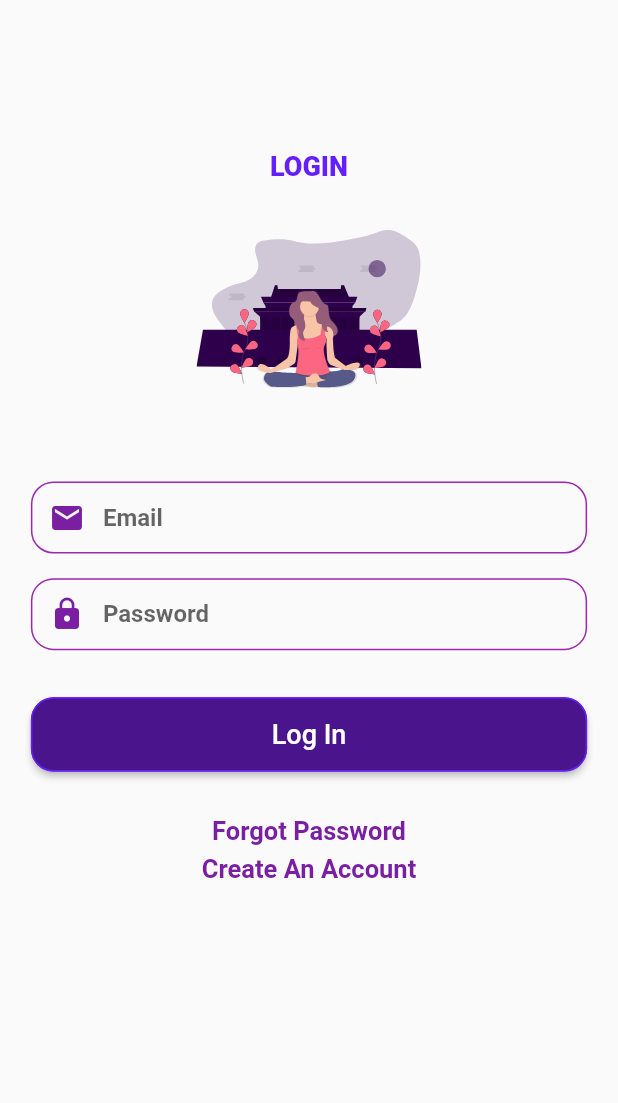
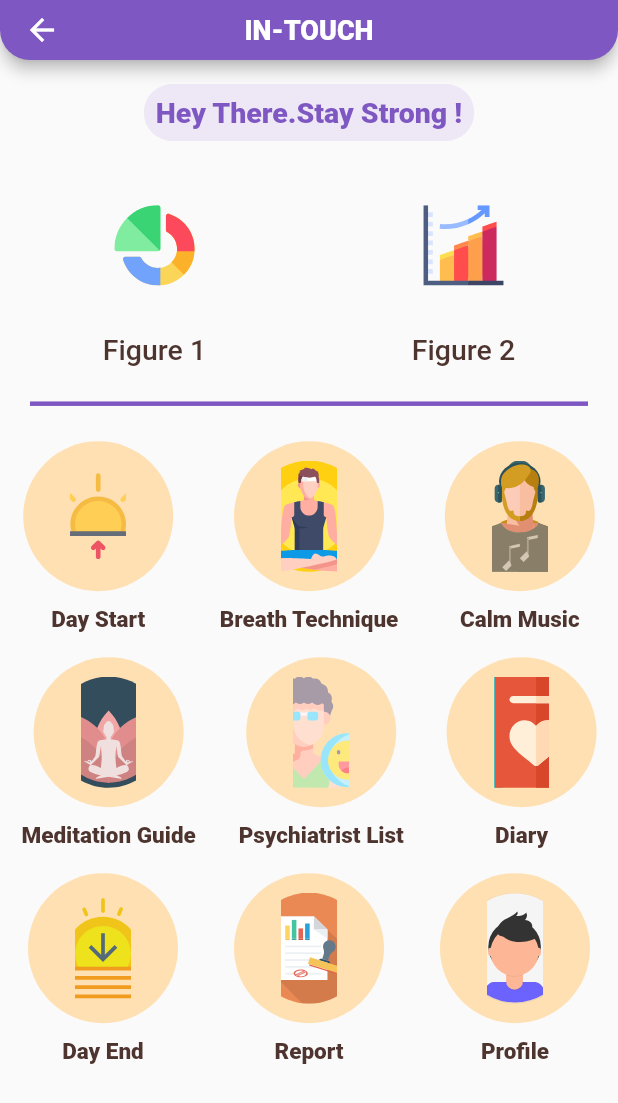
Before and after one commit to InTouch-Mental-Health-Care-App/In-Touch, a Flutter app: the screen it shows after launch, after a tap on "Log In", on a phone screen of 412 x 824 dp. Shown: the top 1103 px of the screen. Run offline on Flutter 3.47's test engine with Material 2 defaults, Android fonts, the phone set to English and light mode, and no system bars; our stand-ins replace datetime_picker_formfield, flutter_svg; missing offline and left inert: flutter_dropdown.

Commit message:
HomePage UI

```diff
--- a/lib/main.dart
+++ b/lib/main.dart
@@ -18,6 +18,7 @@ class MyApp extends StatelessWidget {
           '/': (context) => LoginScreen(),
           '/ForgotPassword' : (context) => ForgotPasswordScreen(),
           '/CreateAccount' : (context) => SignUpScreen(),
+          '/Home' : (context) => HomeScreen(),
         },
         );
   }
--- /dev/null
+++ b/lib/screens/home_screen.dart
@@ -0,0 +1,220 @@
+import 'package:flutter/material.dart';
+import 'package:flutter_svg/flutter_svg.dart';
+
+class HomeScreen extends StatelessWidget {
+  @override
+  Widget build(BuildContext context) {
+    return Scaffold(
+      appBar: PreferredSize(
+        preferredSize: Size.fromHeight(40),
+        child: AppBar(
+          shape: RoundedRectangleBorder(
+              borderRadius: BorderRadius.only(
+                  bottomLeft: Radius.circular(20),
+                  bottomRight: Radius.circular(20))),
+          title: Text(
+            "IN-TOUCH",
+            style: TextStyle(fontSize: 18, fontWeight: FontWeight.w900),
+          ),
+          backgroundColor: Colors.deepPurple[400],
+          centerTitle: true,
+        ),
+      ),
+      body: SingleChildScrollView(
+        child: Container(
+          child: Column(
+            children: [
+              Divider(
+                color: Colors.transparent,
+              ),
+              Container(
+                padding: EdgeInsets.all(8),
+                decoration: BoxDecoration(
+                    color: Colors.deepPurple[50],
+                    borderRadius: BorderRadius.circular(20)),
+                child: Text(
+                  "Hey There.Stay Strong !",
+                  style: TextStyle(
+                      fontSize: 19,
+                      fontWeight: FontWeight.w900,
+                      color: Colors.deepPurple[400]),
+                ),
+              ),
+              Divider(
+                color: Colors.transparent,
+              ),
+              Row(
+                mainAxisAlignment: MainAxisAlignment.spaceAround,
+                children: [
+                  Column(
+                    children: [
+                      SvgPicture.asset(
+                        "assets/images/Piechart.svg",
+                        height: MediaQuery.of(context).size.height * 0.13,
+                        width: MediaQuery.of(context).size.width * 0.13,
+                      ),
+                      SizedBox(
+                        height: 5,
+                      ),
+                      Text(
+                        "Figure 1",
+                        style: TextStyle(
+                            fontSize: 19,
+                            fontWeight: FontWeight.w500,
+                            color: Colors.brown[800]),
+                      ),
+                    ],
+                  ),
+                  Column(
+                    children: [
+                      SvgPicture.asset(
+                        "assets/images/Barchart.svg",
+                        height: MediaQuery.of(context).size.height * 0.13,
+                        width: MediaQuery.of(context).size.width * 0.13,
+                      ),
+                      SizedBox(
+                        height: 5,
+                      ),
+                      Text(
+                        "Figure 2",
+                        style: TextStyle(
+                            fontSize: 19,
+                            fontWeight: FontWeight.w500,
+                            color: Colors.brown[800]),
+                      ),
+                    ],
+                  ),
+                ],
+              ),
+              Divider(
+                color: Colors.deepPurple[400],
+                thickness: 3,
+                indent: 20,
+                endIndent: 20,
+                height: 50,
+              ),
+              Row(
+                mainAxisAlignment: MainAxisAlignment.spaceAround,
+                children: [
+                  GestureDetector(
+                    onTap: () {},
+                    child: CircleItem(
+                      imageUrl: "assets/images/Sunrise.svg",
+                      itemName: "Day Start",
+                    ),
+                  ),
+                  GestureDetector(
+                    onTap: () {},
+                    child: CircleItem(
+                      imageUrl: "assets/images/Breathing.svg",
+                      itemName: "Breath Technique",
+                    ),
+                  ),
+                  GestureDetector(
+                    onTap: () {},
+                    child: CircleItem(
+                      imageUrl: "assets/images/Music.svg",
+                      itemName: "Calm Music",
+                    ),
+                  ),
+                ],
+              ),
+              Divider(
+                color: Colors.transparent,
+              ),
+              Row(
+                mainAxisAlignment: MainAxisAlignment.spaceAround,
+                children: [
+                  GestureDetector(
+                    onTap: () {},
+                    child: CircleItem(
+                      imageUrl: "assets/images/Mediatation.svg",
+                      itemName: "Meditation Guide",
+                    ),
+                  ),
+                  GestureDetector(
+                    onTap: () {},
+                    child: CircleItem(
+                      imageUrl: "assets/images/Psychiatrist.svg",
+                      itemName: "Psychiatrist List",
+                    ),
+                  ),
+                  GestureDetector(
+                    onTap: () {},
+                    child: CircleItem(
+                      imageUrl: "assets/images/Diary.svg",
+                      itemName: "Diary",
+                    ),
+                  ),
+                ],
+              ),
+              Divider(
+                color: Colors.transparent,
+              ),
+              Row(
+                mainAxisAlignment: MainAxisAlignment.spaceAround,
+                children: [
+                  GestureDetector(
+                    onTap: () {},
+                    child: CircleItem(
+                      imageUrl: "assets/images/Sunset.svg",
+                      itemName: "Day End",
+                    ),
+                  ),
+                  GestureDetector(
+                    onTap: () {},
+                    child: CircleItem(
+                      imageUrl: "assets/images/Report.svg",
+                      itemName: "Report",
+                    ),
+                  ),
+                  GestureDetector(
+                    onTap: () {},
+                    child: CircleItem(
+                      imageUrl: "assets/images/Profilepic.svg",
+                      itemName: "Profile",
+                    ),
+                  ),
+                ],
+              ),
+            ],
+          ),
+        ),
+      ),
+    );
+  }
+}
+
+class CircleItem extends StatelessWidget {
+  final String imageUrl;
+  final String itemName;
+  const CircleItem({Key key, this.imageUrl, this.itemName}) : super(key: key);
+
+  @override
+  Widget build(BuildContext context) {
+    return Column(
+      children: [
+        CircleAvatar(
+          minRadius: 50,
+          child: SvgPicture.asset(
+            imageUrl,
+            height: MediaQuery.of(context).size.height * 0.09,
+            width: MediaQuery.of(context).size.width * 0.09,
+            fit: BoxFit.cover,
+          ),
+          backgroundColor: Colors.orange[100],
+        ),
+        Divider(
+          height: 10,
+        ),
+        Text(
+          itemName,
+          style: TextStyle(
+              fontWeight: FontWeight.w900,
+              fontSize: 15,
+              color: Colors.brown[800]),
+        ),
+      ],
+    );
+  }
+}
--- a/lib/screens/login_screen.dart
+++ b/lib/screens/login_screen.dart
@@ -86,7 +86,9 @@ class LoginScreen extends StatelessWidget {
                         side: BorderSide(
                             color: Colors.deepPurpleAccent[400], width: 1.0)),
                     color: Colors.purple[900],
-                    onPressed: () {},
+                    onPressed: () {
+                      Navigator.pushNamed(context, "/Home");
+                    },
                     child: Text(
                       "Log In",
                       style: TextStyle(color: Colors.white, fontSize: 18),
--- a/lib/screens/screens.dart
+++ b/lib/screens/screens.dart
@@ -1,3 +1,4 @@
 export 'login_screen.dart';
 export 'forgot_password._screen.dart';
 export 'signup_screen.dart';
+export 'home_screen.dart';
--- a/pubspec.yaml
+++ b/pubspec.yaml
@@ -51,6 +51,7 @@ flutter:
   # To add assets to your application, add an assets section, like this:
   assets:
     - assets/images/LoginImg.svg
+    - assets/images/
   #   - images/a_dot_ham.jpeg
 
   # An image asset can refer to one or more resolution-specific "variants", see
```
Also changed, not shown: assets/images/Barchart.svg (added), assets/images/Breathing.svg (added), assets/images/Diary.svg (added), assets/images/Mediatation.svg (added), assets/images/Music.svg (added), assets/images/Piechart.svg (added), assets/images/Profilepic.svg (added), assets/images/Psychiatrist.svg (added), assets/images/Report.svg (added), assets/images/Sunrise.svg (added), assets/images/Sunset.svg (added).
